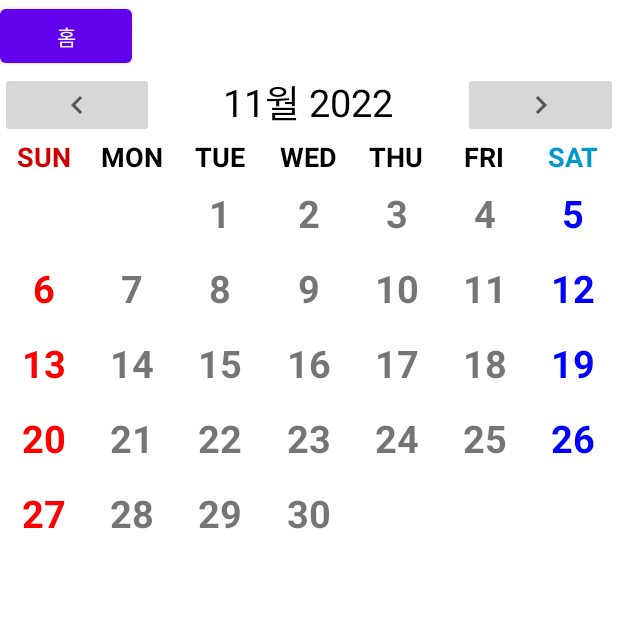
After one commit to moosimoosihan/EditText, an Android app: the Calendar screen opened directly, with no data from a screen before it, on a phone screen of 412 x 824 dp, the top half of it. The commit adds this screen. Run offline under Robolectric (Android 15) with nearby library versions, the phone set to English and light mode, and no system bars; our stand-ins replace data binding.

Commit message:
Calendar not comp

```diff
--- a/app/build.gradle
+++ b/app/build.gradle
@@ -37,6 +37,7 @@ dependencies {
     implementation 'com.squareup.retrofit2:retrofit:2.9.0'
     implementation 'com.squareup.retrofit2:converter-gson:2.9.0'
     implementation 'com.github.bumptech.glide:glide:4.14.1'
+    implementation 'androidx.databinding:databinding-runtime:7.1.2'
     annotationProcessor 'com.github.bumptech.glide:compiler:4.14.1'
     implementation 'androidx.viewpager2:viewpager2:1.0.0'
     implementation 'androidx.appcompat:appcompat:1.5.1'
--- /dev/null
+++ b/app/src/main/java/com/example/edittext/Calendar.kt
@@ -0,0 +1,133 @@
+package com.example.edittext
+
+import android.content.Intent
+import android.os.Build
+import androidx.appcompat.app.AppCompatActivity
+import android.os.Bundle
+import android.view.View
+import android.widget.Button
+import android.widget.Toast
+import androidx.databinding.DataBindingUtil
+import androidx.recyclerview.widget.GridLayoutManager
+import androidx.recyclerview.widget.RecyclerView
+import com.example.edittext.databinding.ActivityCalendarBinding
+import java.time.LocalDate
+import java.time.YearMonth
+import java.time.format.DateTimeFormatter
+
+class Calendar : AppCompatActivity() {
+
+    private lateinit var binding: ActivityCalendarBinding
+
+    //년월 변수
+    lateinit var selectedDate: LocalDate
+
+    private var btn_home: Button? = null
+
+    override fun onCreate(savedInstanceState: Bundle?) {
+        super.onCreate(savedInstanceState)
+        setContentView(R.layout.activity_calendar)
+
+        btn_home = findViewById(R.id.btn_home)
+        btn_home?.setOnClickListener(View.OnClickListener {
+            val intent = Intent(this@Calendar, MainActivity::class.java)
+            startActivity(intent) // 액티비티 이동.
+        })
+
+//binding 초기화
+        binding = DataBindingUtil.setContentView(this, R.layout.activity_calendar)
+
+        //현재 날짜
+        selectedDate  = LocalDate.now()
+
+        //화면 설정
+        setMonthView()
+
+        //이전달 버튼 이벤트
+        binding.preBtn.setOnClickListener {
+            //현재 월 -1 변수에 담기
+            selectedDate = selectedDate.minusMonths(1)
+            setMonthView()
+        }
+
+        //다음달 버튼 이벤트
+        binding.nextBtn.setOnClickListener {
+            selectedDate = selectedDate.plusMonths(1)
+            setMonthView()
+        }
+    }
+
+    //날짜 화면에 보여주기
+    private fun setMonthView() {
+        //년월 텍스트뷰 셋팅
+        binding.monthYearText.text = monthYearFromDate(selectedDate)
+
+        //날짜 생성해서 리스트에 담기
+        val dayList = dayInMonthArray(selectedDate)
+
+        //어댑터 초기화
+        val adapter = CalendarAdapter(dayList, this)
+
+        //레이아웃 설정(열 7개)
+        var manager: RecyclerView.LayoutManager = GridLayoutManager(applicationContext, 7)
+
+        //레이아웃 적용
+        binding.recyclerView.layoutManager = manager
+
+        //어뎁터 적용
+        binding.recyclerView.adapter = adapter
+    }
+
+    //날짜 타입 설정(월, 년)
+    private fun monthYearFromDate(date: LocalDate): String{
+
+        var formatter = DateTimeFormatter.ofPattern("MM월 yyyy")
+
+        // 받아온 날짜를 해당 포맷으로 변경
+        return date.format(formatter)
+    }
+
+    //날짜 타입(년, 월)
+    private fun yearMonthFromDate(date: LocalDate): String{
+
+        var formatter = DateTimeFormatter.ofPattern("yyyy년 MM월")
+
+        // 받아온 날짜를 해당 포맷으로 변경
+        return date.format(formatter)
+    }
+
+
+    //날짜 생성
+    private fun dayInMonthArray(date: LocalDate): ArrayList<String>{
+
+        var dayList = ArrayList<String>()
+
+        var yearMonth = YearMonth.from(date)
+
+        //해당 월 마지막 날짜 가져오기(예: 28, 30, 31)
+        var lastDay = yearMonth.lengthOfMonth()
+
+        //해당 월의 첫 번째 날 가져오기(예: 4월 1일)
+        var firstDay = selectedDate.withDayOfMonth(1)
+
+        //첫 번째날 요일 가져오기(월:1, 일: 7)
+        var dayOfWeek = firstDay.dayOfWeek.value
+
+        for(i in 1..41){
+            if(i <= dayOfWeek || i > (lastDay + dayOfWeek)){
+                dayList.add("")
+            }else{
+                dayList.add((i - dayOfWeek).toString())
+            }
+        }
+
+        return dayList
+    }
+
+    //아이템 클릭 이벤트
+    override fun onItemClick(dayText: String) {
+        var yearMonthDay = yearMonthFromDate(selectedDate) + " " + dayText + "일"
+
+        Toast.makeText(this, yearMonthDay, Toast.LENGTH_SHORT).show()
+    }
+}
--- /dev/null
+++ b/app/src/main/java/com/example/edittext/CalendarAdapter.kt
@@ -0,0 +1,53 @@
+package com.example.edittext
+
+import android.graphics.Color
+import android.view.LayoutInflater
+import android.view.View
+import android.view.ViewGroup
+import android.widget.TextView
+import androidx.recyclerview.widget.RecyclerView
+
+class CalendarAdapter(private val dayList: ArrayList<String>, calendar: Calendar):
+    RecyclerView.Adapter<CalendarAdapter.ItemViewHolder>() {
+
+
+    class ItemViewHolder(itemView: View): RecyclerView.ViewHolder(itemView){
+
+        val dayText: TextView = itemView.findViewById(R.id.dayText)
+    }
+
+    //화면 설정
+    override fun onCreateViewHolder(parent: ViewGroup, viewType: Int): ItemViewHolder {
+        val view = LayoutInflater.from(parent.context)
+            .inflate(R.layout.calendar_item, parent, false)
+
+        return ItemViewHolder(view)
+    }
+
+    //데이터 설정
+    override fun onBindViewHolder(holder: ItemViewHolder, position: Int) {
+
+        //날짜 변수에 담기
+        var day = dayList[holder.adapterPosition]
+
+        holder.dayText.text = day
+
+        //텍스트 색상 지정(토,일)
+        if((position +1) % 7 == 0){ //토요일은 파랑
+            holder.dayText.setTextColor(Color.BLUE)
+
+        }else if( position == 0 || position % 7 == 0){ //일요일은 빨강
+            holder.dayText.setTextColor(Color.RED)
+        }
+
+        //날짜 클릭 이벤트
+        holder.itemView.setOnClickListener {
+            //인터페이스를 통해 날짜를 넘겨준다.
+            onItemListener.onItemClick(day)
+        }
+    }
+
+    override fun getItemCount(): Int {
+        return dayList.size
+    }
+}
--- a/app/src/main/java/com/example/edittext/MainActivity.java
+++ b/app/src/main/java/com/example/edittext/MainActivity.java
@@ -33,6 +33,7 @@ public class MainActivity extends AppCompatActivity {
     private Button btn_MakeTextView;
     private Button btn_HTTPGlideImageView;
     private Button btn_Retrofit2Btc;
+    private Button btn_Calendar;
 
 
     MediaPlayer mediaPlayer;
@@ -240,6 +241,17 @@ public class MainActivity extends AppCompatActivity {
             }
         });
 
+        btn_Calendar = findViewById(R.id.btn_Calendar);
+        btn_Calendar.setOnClickListener(new View.OnClickListener(){
+            @Override
+            public void onClick(View v){
+
+                Intent intent = new Intent(MainActivity.this, Calendar.class);
+
+                startActivity(intent); // 액티비티 이동.
+            }
+        });
+
         test = (ImageView)findViewById(R.id.test);
         test.setOnClickListener(new View.OnClickListener() {
             @Override
--- /dev/null
+++ b/app/src/main/java/com/example/edittext/OnItemListener.kt
@@ -0,0 +1,6 @@
+package com.example.edittext
+
+interface OnItemListener {
+
+    fun onItemClick(dayText: String)
+}
--- /dev/null
+++ b/app/src/main/res/drawable-v24/ic_next.xml
@@ -0,0 +1,10 @@
+<vector xmlns:android="http://schemas.android.com/apk/res/android"
+    android:width="24dp"
+    android:height="24dp"
+    android:viewportWidth="24"
+    android:viewportHeight="24"
+    android:tint="?attr/colorControlNormal">
+  <path
+      android:fillColor="@android:color/white"
+      android:pathData="M10,6L8.59,7.41 13.17,12l-4.58,4.59L10,18l6,-6z"/>
+</vector>
--- /dev/null
+++ b/app/src/main/res/drawable-v24/ic_pre.xml
@@ -0,0 +1,10 @@
+<vector xmlns:android="http://schemas.android.com/apk/res/android"
+    android:width="24dp"
+    android:height="24dp"
+    android:viewportWidth="24"
+    android:viewportHeight="24"
+    android:tint="?attr/colorControlNormal">
+  <path
+      android:fillColor="@android:color/white"
+      android:pathData="M15.41,7.41L14,6l-6,6 6,6 1.41,-1.41L10.83,12z"/>
+</vector>
--- /dev/null
+++ b/app/src/main/res/layout/activity_calendar.xml
@@ -0,0 +1,132 @@
+<?xml version="1.0" encoding="utf-8"?>
+<layout xmlns:android="http://schemas.android.com/apk/res/android"
+    xmlns:app="http://schemas.android.com/apk/res-auto"
+    xmlns:tools="http://schemas.android.com/tools"
+    android:layout_width="match_parent"
+    android:layout_height="match_parent"
+    tools:context=".Calendar">
+
+
+    <LinearLayout
+        android:layout_width="match_parent"
+        android:layout_height="match_parent"
+        android:orientation="vertical">
+
+        <Button
+            android:layout_width="wrap_content"
+            android:layout_height="wrap_content"
+            android:id="@+id/btn_home"
+            android:text="홈"/>
+
+    <LinearLayout
+        android:layout_width="match_parent"
+        android:layout_height="wrap_content"
+        android:orientation="horizontal">
+
+        <ImageButton
+            android:id="@+id/pre_btn"
+            android:layout_width="0dp"
+            android:layout_height="wrap_content"
+            android:layout_weight="1"
+            android:src="@drawable/ic_pre" />
+
+        <TextView
+            android:id="@+id/monthYearText"
+            android:layout_width="0dp"
+            android:layout_height="wrap_content"
+            android:layout_weight="2"
+            android:text="4월 2021"
+            android:textAlignment="center"
+            android:textColor="@android:color/black"
+            android:textSize="25sp" />
+
+        <ImageButton
+            android:id="@+id/next_btn"
+            android:layout_width="0dp"
+            android:layout_height="wrap_content"
+            android:layout_weight="1"
+            android:src="@drawable/ic_next" />
+    </LinearLayout>
+
+    <LinearLayout
+        android:layout_width="match_parent"
+        android:layout_height="wrap_content"
+        android:orientation="horizontal">
+
+        <TextView
+            android:layout_width="0dp"
+            android:layout_height="wrap_content"
+            android:layout_weight="1"
+            android:text="SUN"
+            android:textStyle="bold"
+            android:textSize="18sp"
+            android:textAlignment="center"
+            android:textColor="@android:color/holo_red_dark"/>
+
+        <TextView
+            android:layout_width="0dp"
+            android:layout_height="wrap_content"
+            android:layout_weight="1"
+            android:text="MON"
+            android:textStyle="bold"
+            android:textSize="18sp"
+            android:textAlignment="center"
+            android:textColor="@android:color/black"/>
+
+        <TextView
+            android:layout_width="0dp"
+            android:layout_height="wrap_content"
+            android:layout_weight="1"
+            android:text="TUE"
+            android:textStyle="bold"
+            android:textSize="18sp"
+            android:textAlignment="center"
+            android:textColor="@android:color/black"/>
+
+        <TextView
+            android:layout_width="0dp"
+            android:layout_height="wrap_content"
+            android:layout_weight="1"
+            android:text="WED"
+            android:textStyle="bold"
+            android:textSize="18sp"
+            android:textAlignment="center"
+            android:textColor="@android:color/black"/>
+
+        <TextView
+            android:layout_width="0dp"
+            android:layout_height="wrap_content"
+            android:layout_weight="1"
+            android:text="THU"
+            android:textStyle="bold"
+            android:textSize="18sp"
+            android:textAlignment="center"
+            android:textColor="@android:color/black"/>
+
+        <TextView
+            android:layout_width="0dp"
+            android:layout_height="wrap_content"
+            android:layout_weight="1"
+            android:text="FRI"
+            android:textStyle="bold"
+            android:textSize="18sp"
+            android:textAlignment="center"
+            android:textColor="@android:color/black"/>
+
+        <TextView
+            android:layout_width="0dp"
+            android:layout_height="wrap_content"
+            android:layout_weight="1"
+            android:text="SAT"
+            android:textStyle="bold"
+            android:textSize="18sp"
+            android:textAlignment="center"
+            android:textColor="@android:color/holo_blue_dark"/>
+    </LinearLayout>
+
+    <androidx.recyclerview.widget.RecyclerView
+        android:layout_width="match_parent"
+        android:layout_height="wrap_content"
+        android:id="@+id/recyclerView"/>
+    </LinearLayout>
+</layout>
--- a/app/src/main/res/layout/activity_main.xml
+++ b/app/src/main/res/layout/activity_main.xml
@@ -146,5 +146,20 @@
 
     </LinearLayout>
 
+    <LinearLayout
+        android:layout_width="wrap_content"
+        android:layout_height="wrap_content"
+        android:layout_marginLeft="10dp"
+        android:layout_marginRight="10dp"
+        android:orientation="vertical">
+
+        <Button
+            android:id="@+id/btn_Calendar"
+            android:layout_width="wrap_content"
+            android:layout_height="wrap_content"
+            android:text="달력"/>
+
+    </LinearLayout>
+
 </LinearLayout>
 </LinearLayout>
--- /dev/null
+++ b/app/src/main/res/layout/calendar_item.xml
@@ -0,0 +1,17 @@
+<?xml version="1.0" encoding="utf-8"?>
+<LinearLayout xmlns:android="http://schemas.android.com/apk/res/android"
+    android:orientation="vertical"
+    android:layout_width="match_parent"
+    android:layout_height="50dp"
+    android:padding="8dp">
+
+    <TextView
+        android:id="@+id/dayText"
+        android:layout_width="wrap_content"
+        android:layout_height="wrap_content"
+        android:layout_gravity="center"
+        android:text="1"
+        android:textSize="25sp"
+        android:textStyle="bold"/>
+
+</LinearLayout>
```
Also changed, not shown: app/src/main/AndroidManifest.xml (+7 -0 lines).
